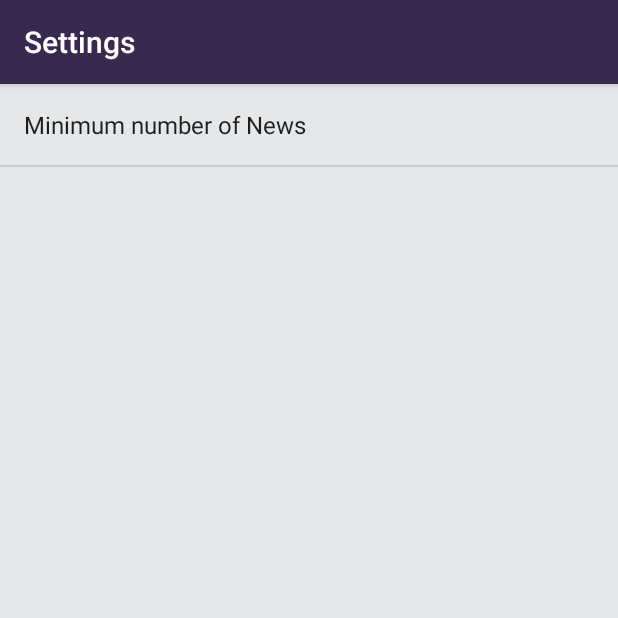
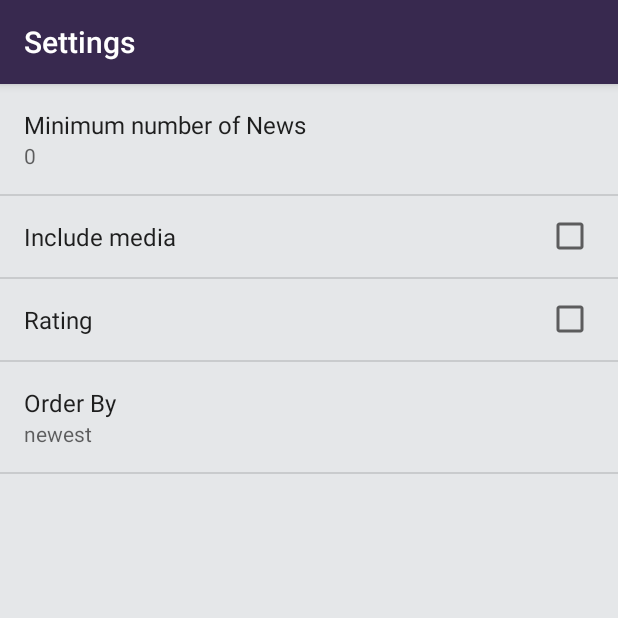
Before and after one commit to AdriCode/Breaking-News, an Android app: the screen it shows after launch (SettingsActivity), after a tap on "Settings", on a phone screen of 412 x 824 dp, the top half of it. Run offline under Robolectric (Android 15) with nearby library versions, the phone set to English and light mode, and no system bars; 2 statements that could not run were skipped.

Commit message:
Add all preferences

```diff
--- a/app/src/main/java/com/example/android/newsfeed/NewsFragment.java
+++ b/app/src/main/java/com/example/android/newsfeed/NewsFragment.java
@@ -3,6 +3,7 @@ package com.example.android.newsfeed;
 import android.app.LoaderManager;
 import android.content.Context;
 import android.content.Loader;
+import android.content.SharedPreferences;
 import android.net.ConnectivityManager;
 import android.net.NetworkInfo;
 import android.net.Uri;
@@ -33,6 +34,8 @@ public class NewsFragment extends Fragment implements LoaderManager.LoaderCallba
     String ApiKey = BuildConfig.ApiKey;
     private String REQUEST_URL = null;
     private Uri.Builder builtUri;
+    SharedPreferences sharedPrefs;
+
 
     /** Adapter for the list of News */
     private NewsAdapter mAdapter;
@@ -49,6 +52,17 @@ public class NewsFragment extends Fragment implements LoaderManager.LoaderCallba
         super.onCreate(savedInstanceState);
         setRetainInstance(true);
 
+        //Setting min number of News to display
+        String minNews = sharedPrefs.getString(
+                getString(R.string.settings_min_key),
+                getString(R.string.settings_min_default));
+
+        //Order by preferences
+        String orderBy  = sharedPrefs.getString(
+                getString(R.string.settings_order_by_key),
+                getString(R.string.settings_order_by_default)
+        );
+
         // parse breaks apart the URI string that's passed into its parameter
         Uri baseUri = Uri.parse(URL);
         // buildUpon prepares the baseUri that we just parsed so we can add query parameters to it
@@ -58,7 +72,8 @@ public class NewsFragment extends Fragment implements LoaderManager.LoaderCallba
         builtUri.appendQueryParameter("format", "json");
         builtUri.appendQueryParameter("from-date", "2018-01-01");
         builtUri.appendQueryParameter("show-fields", "byline");
-        builtUri.appendQueryParameter("order-by", "newest");
+        builtUri.appendQueryParameter("limit", minNews);
+        builtUri.appendQueryParameter("order-by", orderBy);
         builtUri.appendQueryParameter("api-key", ApiKey);
 
         REQUEST_URL = builtUri.toString();
--- a/app/src/main/java/com/example/android/newsfeed/SettingsActivity.java
+++ b/app/src/main/java/com/example/android/newsfeed/SettingsActivity.java
@@ -1,7 +1,10 @@
 package com.example.android.newsfeed;
 
+import android.content.SharedPreferences;
 import android.os.Bundle;
+import android.preference.Preference;
 import android.preference.PreferenceFragment;
+import android.preference.PreferenceManager;
 import android.support.v7.app.AppCompatActivity;
 
 public class SettingsActivity extends AppCompatActivity {
@@ -12,11 +15,31 @@ public class SettingsActivity extends AppCompatActivity {
         setContentView(R.layout.settings_activity);
     }
 
-    public static class NewsPreferenceFragment extends PreferenceFragment {
+    public static class NewsPreferenceFragment extends PreferenceFragment implements Preference.OnPreferenceChangeListener {
         @Override
         public void onCreate(Bundle savedInstanceState) {
             super.onCreate(savedInstanceState);
             addPreferencesFromResource(R.xml.settings_main);
+
+            Preference min_number = findPreference(getString(R.string.settings_min_key));
+            bindPreferenceSummaryToValue(min_number);
+
+            Preference orderBy = findPreference(getString(R.string.settings_order_by_key));
+            bindPreferenceSummaryToValue(orderBy);
+        }
+
+        @Override
+        public boolean onPreferenceChange(Preference preference, Object newValue) {
+            String stringValue = newValue.toString();
+            preference.setSummary(stringValue);
+            return false;
+        }
+
+        private void bindPreferenceSummaryToValue(Preference preference) {
+            preference.setOnPreferenceChangeListener(this);
+            SharedPreferences preferences = PreferenceManager.getDefaultSharedPreferences(preference.getContext());
+            String preferenceString = preferences.getString(preference.getKey(), "");
+            onPreferenceChange(preference, preferenceString);
         }
     }
 }
--- /dev/null
+++ b/app/src/main/res/values/arrays.xml
@@ -0,0 +1,14 @@
+<?xml version="1.0" encoding="utf-8"?>
+<resources>
+    <string-array name="settings_labels">
+        <item>@string/settings_newest_label</item>
+        <item>@string/settings_oldest_label</item>
+        <item>@string/settings_rating_label</item>
+    </string-array>
+
+    <string-array name="settings_values">
+        <item>@string/settings_newest_value</item>
+        <item>@string/settings_oldest_value</item>
+        <item>@string/settings_rating_value</item>
+    </string-array>
+</resources>
--- a/app/src/main/res/values/strings.xml
+++ b/app/src/main/res/values/strings.xml
@@ -4,11 +4,35 @@
     <string name="internet">No internet connection.</string>
     <string name="settings_menu_item1">Settings</string>
     <string name="settings_menu_item2">Refresh</string>
-    <string name="settings_menu_item3">about</string>
     <string name="settings_title">Settings</string>
 
-    <!--Preferences-->
+    <!--Preferences minimum number of  News-->
     <string name="settings_min_label">Minimum number of News</string>
     <string name="settings_min_key" translatable="false">min_News</string>
     <string name="settings_min_default" translatable="false">0</string>
+
+    <!-- Preferences: Include Audio -->
+    <string name="settings_media_label">Include media</string>
+    <string name="settings_media_value" translatable="false">audio</string>
+    <string name="settings_media_default" translatable="false">audio</string>
+
+    <!-- Strings For Order-By preference -->
+    <string name="settings_order_by_label">Order By</string>
+    <string name="settings_order_by_key" translatable="false">order_by</string>
+    <string name="settings_order_by_default" translatable="false">@string/settings_newest_value</string>
+
+    <!-- Preferences: Order-By newest -->
+    <string name="settings_newest_label">Newest</string>
+    <string name="settings_newest_value" translatable="false">newest</string>
+    <string name="settings_newest_default" translatable="false">newest</string>
+
+    <!-- Preferences: Order-By Oldest -->
+    <string name="settings_oldest_label">Oldest</string>
+    <string name="settings_oldest_value" translatable="false">oldest</string>
+    <string name="settings_oldest_default" translatable="false">oldest</string>
+
+    <!-- Preferences: Order-By Ranting -->
+    <string name="settings_rating_label">Rating</string>
+    <string name="settings_rating_value" translatable="false">star-rating</string>
+    <string name="settings_rating_default" translatable="false">5</string>
 </resources>
--- a/app/src/main/res/xml/settings_main.xml
+++ b/app/src/main/res/xml/settings_main.xml
@@ -1,6 +1,5 @@
 <?xml version="1.0" encoding="utf-8"?>
-<PreferenceScreen
-    xmlns:android="http://schemas.android.com/apk/res/android"
+<PreferenceScreen xmlns:android="http://schemas.android.com/apk/res/android"
     android:title="@string/settings_title">
     <EditTextPreference
         android:defaultValue="@string/settings_min_default"
@@ -8,4 +7,22 @@
         android:key="@string/settings_min_key"
         android:selectAllOnFocus="true"
         android:title="@string/settings_min_label" />
+
+    <CheckBoxPreference
+        android:defaultValue="@string/settings_media_default"
+        android:key="@string/settings_media_value"
+        android:title="@string/settings_media_label" />
+
+    <CheckBoxPreference
+        android:defaultValue="@string/settings_rating_default"
+        android:key="@string/settings_rating_value"
+        android:title="@string/settings_rating_label" />
+
+    <ListPreference
+        android:defaultValue="@string/settings_order_by_default"
+        android:entries="@array/settings_labels"
+        android:entryValues="@array/settings_values"
+        android:key="@string/settings_order_by_key"
+        android:title="@string/settings_order_by_label" />
+
 </PreferenceScreen>
```
Lines whose indentation alone changed are shown as unchanged.
